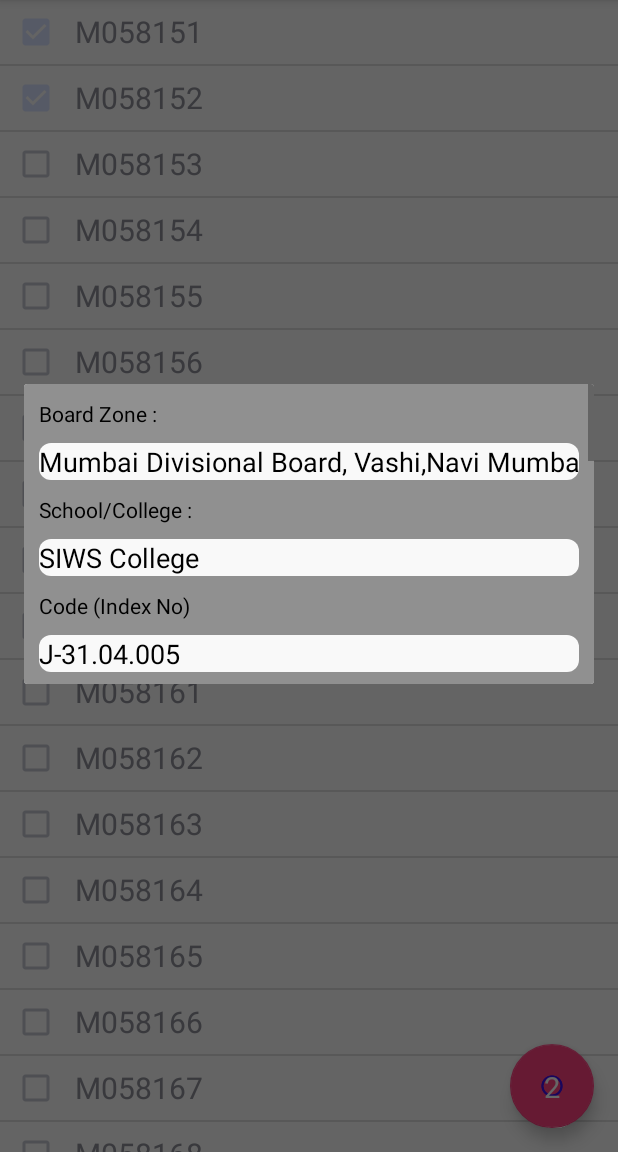
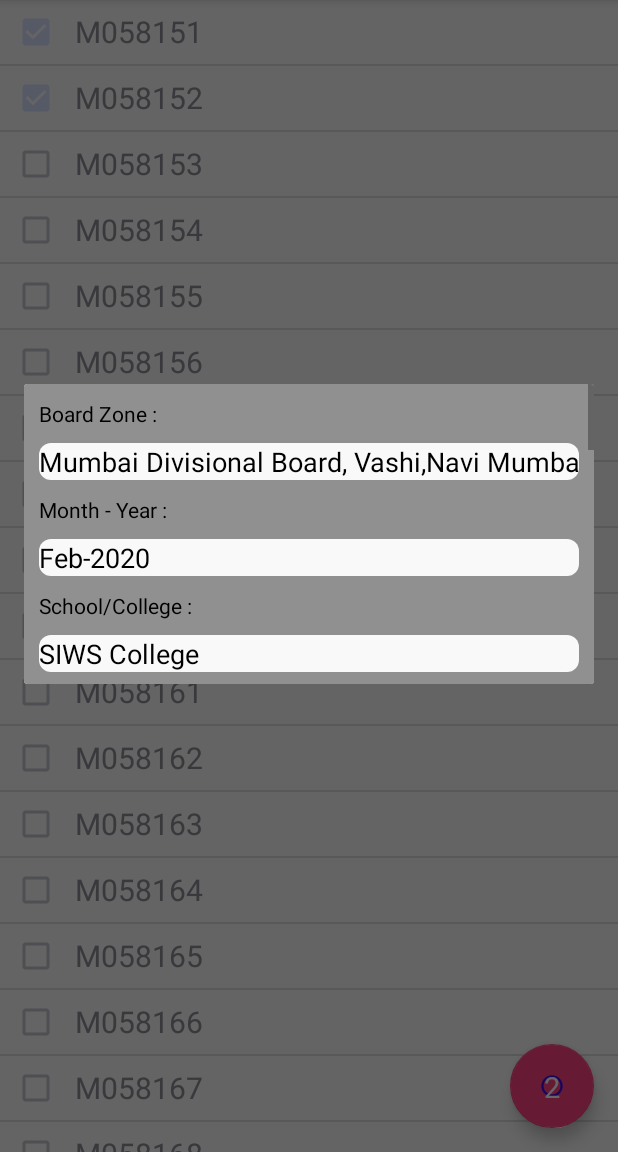
Before and after one commit to milindoka/BatchMaker, an Android app: the screen it shows after launch (MainActivity), in the side drawer, after a tap on "Set Preferences", on a phone screen of 412 x 824 dp, the part 84-1236 px from its top. Run offline under Robolectric (Android 15) with nearby library versions, the phone set to English and light mode, and no system bars; libraries missing offline, so code that uses them is left out: com.itextpdf.text.

Commit message:
Fine Tuning in progress

```diff
--- a/app/src/main/java/ilugbom/org/in/batchmaker/CreateORALpdf.java
+++ b/app/src/main/java/ilugbom/org/in/batchmaker/CreateORALpdf.java
@@ -31,17 +31,19 @@ public class CreateORALpdf
     Font normal = new Font(Font.FontFamily.TIMES_ROMAN, 10,
             Font.NORMAL);
    // ArrayList<String> CheckedNumbers=new ArrayList<String>();//creating new generic arraylist
-    String Zone="Mumbai Divisional Board, Vashi,Navi Mumbai - 400703";
+    String Zone="Mumbai Divisional Board, Vashi,Navi Mumbai - 400703",MonthYear="Feb-2021";
     String  BatchNo="01",Date="",BatchTime="",School="SIWS College",Index="J-31.04.005",
-            Strim="Science", Standard="HSC",Subject="Mathematics",SubjectCode="40",Type="Practical",
+            Strim="Science", Standard="HSC",Subject="Mathematics",SubjectCode="40",
+            Medium="English",Type="Practical",
             Email1="",Email2="",BatchCreator="MO",BatchSession="";
 
     int size;
-    public  void SetHeaderFileds(String zone,String school,String index,String strim,
-                                 String standard,String subject,String subjectcode,
+    public  void SetHeaderFileds(String zone,String monthyear,String school,String index,String strim,
+                                 String standard,String subject,String subjectcode,String medium,
                                  String type,String batchno,String batchcreator,String email1,
                                  String email2,String date,String batchtime,String batchsession)
     {   Zone=zone;
+        MonthYear=monthyear;
         BatchNo=batchno;
         Date=date;
         BatchTime=batchtime;
@@ -51,6 +53,7 @@ public class CreateORALpdf
         Standard=standard;
         Subject=subject;
         SubjectCode=subjectcode;
+        Medium=medium;
         Type=type;
         Email1=email1;
         Email2=email2;
@@ -151,7 +154,7 @@ public class CreateORALpdf
         cell.setHorizontalAlignment(PdfPCell.ALIGN_CENTER);
         table.addCell(cell);
 
-        cell = new PdfPCell(new Phrase("HSC - "+Type+" - Feb-2018",normal));
+        cell = new PdfPCell(new Phrase("HSC - "+Type+"-"+MonthYear,normal));
         cell.setBorder(PdfPCell.NO_BORDER);
         cell.setHorizontalAlignment(PdfPCell.ALIGN_CENTER);
         table.addCell(cell);
@@ -191,12 +194,12 @@ public class CreateORALpdf
         cell.setBorder(PdfPCell.NO_BORDER);
         table2.addCell(cell);
 
-        cell = new PdfPCell(new Phrase("Subject No : ",normal));
+        cell = new PdfPCell(new Phrase("Subject No : "+SubjectCode,normal));
         cell.setHorizontalAlignment(PdfPCell.ALIGN_LEFT);
         cell.setBorder(PdfPCell.NO_BORDER);
         table2.addCell(cell);
 
-        cell = new PdfPCell(new Phrase("Mediam : ",normal));
+        cell = new PdfPCell(new Phrase("Mediam : "+Medium,normal));
         cell.setHorizontalAlignment(PdfPCell.ALIGN_LEFT);
         cell.setBorder(PdfPCell.NO_BORDER);
         table2.addCell(cell);
--- a/app/src/main/java/ilugbom/org/in/batchmaker/CreatePDF.java
+++ b/app/src/main/java/ilugbom/org/in/batchmaker/CreatePDF.java
@@ -32,16 +32,18 @@ public class CreatePDF
             Font.NORMAL);
     ArrayList<String> CheckedNumbers=new ArrayList<String>();//creating new generic arraylist
     String Zone="Mumbai Divisional Board, Vashi,Navi Mumbai - 400703";
+    String MonthYear="Feb-2020";
     String  BatchNo="01",Date="",BatchTime="",School="SIWS College",Index="J-31.04.005",
             Strim="Science", Standard="HSC",Subject="Mathematics",SubjectCode="40",Type="Practical",
             Email1="",Email2="",BatchCreator="MO",BatchSession="";
 
    int size;
-  public  void SetHeaderFileds(String zone,String school,String index,String strim,
+  public  void SetHeaderFileds(String zone,String monthyear,String school,String index,String strim,
                          String standard,String subject,String subjectcode,
                          String type,String batchno,String batchcreator,String email1,
                          String email2,String date,String batchtime,String batchsession)
     {   Zone=zone;
+        MonthYear=monthyear;
         BatchNo=batchno;
         Date=date;
         BatchTime=batchtime;
@@ -151,7 +153,7 @@ public class CreatePDF
         cell.setHorizontalAlignment(PdfPCell.ALIGN_CENTER);
         table.addCell(cell);
 
-        cell = new PdfPCell(new Phrase("HSC - Practical - Feb-2018",normal));
+        cell = new PdfPCell(new Phrase("HSC - Practical - "+MonthYear,normal));
         cell.setBorder(PdfPCell.NO_BORDER);
         cell.setHorizontalAlignment(PdfPCell.ALIGN_CENTER);
         table.addCell(cell);
--- a/app/src/main/java/ilugbom/org/in/batchmaker/FileSaveLoad.java
+++ b/app/src/main/java/ilugbom/org/in/batchmaker/FileSaveLoad.java
@@ -134,7 +134,7 @@ public class FileSaveLoad
         //CreatePDF
 
         if(MA.PD.Type.toUpperCase().contains("PRACT"))
-        {   MA.CP.SetHeaderFileds(MA.PD.Zone, MA.PD.School, MA.PD.Index, MA.PD.Strim, MA.PD.Standard, MA.PD.Subject, MA.PD.SubjectCode, MA.PD.Type, BatchNo,
+        {   MA.CP.SetHeaderFileds(MA.PD.Zone,MA.PD.MonthYear,MA.PD.School, MA.PD.Index, MA.PD.Strim, MA.PD.Standard, MA.PD.Subject, MA.PD.SubjectCode, MA.PD.Type, BatchNo,
                 MA.PD.BatchCreator, Email1, Email2, Date, BatchTime, BatchSession);
             try {
                 MA.CP.SingleBatchPdf(PDFNameWithPath);
@@ -149,7 +149,7 @@ public class FileSaveLoad
         else
         {
 
-            MA.OPDF.SetHeaderFileds(MA.PD.Zone, MA.PD.School, MA.PD.Index, MA.PD.Strim, MA.PD.Standard, MA.PD.Subject, MA.PD.SubjectCode, MA.PD.Type, BatchNo,
+            MA.OPDF.SetHeaderFileds(MA.PD.Zone, MA.PD.MonthYear,MA.PD.School, MA.PD.Index, MA.PD.Strim, MA.PD.Standard, MA.PD.Subject, MA.PD.SubjectCode, MA.PD.Medium,MA.PD.Type, BatchNo,
                     MA.PD.BatchCreator, Email1, Email2, Date, BatchTime, BatchSession);
             try {
                 MA.OPDF.SingleBatchPdf(PDFNameWithPath);
--- a/app/src/main/java/ilugbom/org/in/batchmaker/PreferenceDialog.java
+++ b/app/src/main/java/ilugbom/org/in/batchmaker/PreferenceDialog.java
@@ -20,7 +20,7 @@ public class PreferenceDialog
     String  BatchNo="01",Date="",BatchTime="",School="SIWS College",Index="J-31.04.005",
             Strim="Science", Standard="HSC",Subject="Mathematics",SubjectCode="40",Type="Practical",
             Email1="",Email2="",BatchCreator="MO",BatchSession="";
-
+    String Medium="English",MonthYear="Feb-2020";
     String tempstr;
 
      void SetPreferrenceDlg(final Context context)
@@ -37,6 +37,8 @@ public class PreferenceDialog
         final EditText FZone = (EditText) myDialog.findViewById(R.id.EB_ZONE);
         FZone.setText(Zone);
 
+        final EditText FMonthyear = (EditText) myDialog.findViewById(R.id.EB_MONTHYEAR);
+        FMonthyear.setText(MonthYear);
 
         final EditText FSchool = (EditText) myDialog.findViewById(R.id.EB_SCHOOL);
         FSchool.setText(School);
@@ -56,6 +58,9 @@ public class PreferenceDialog
 
         final EditText FSubcode = (EditText) myDialog.findViewById(R.id.EB_SUBCODE);
         FSubcode.setText(SubjectCode);
+
+        final EditText FMedium = (EditText) myDialog.findViewById(R.id.EB_MEDIUM);
+        FMedium.setText(Medium);
 
         final EditText FType = (EditText) myDialog.findViewById(R.id.EB_TYPE);
         FType.setText(Type);
@@ -85,12 +90,14 @@ public class PreferenceDialog
             {
 
                 tempstr=FZone.getText().toString(); Zone=tempstr;
+                tempstr=FMonthyear.getText().toString(); MonthYear=tempstr;
                 tempstr=FSchool.getText().toString(); School=tempstr;
                 tempstr=FIndex.getText().toString();  Index=tempstr;
                 tempstr=FStrim.getText().toString();  Strim=tempstr;
                 tempstr=FStandard.getText().toString();  Standard=tempstr;
                 tempstr=FSubject.getText().toString();  Subject=tempstr;
                 tempstr=FSubcode.getText().toString(); SubjectCode=tempstr;
+                tempstr=FMedium.getText().toString(); Medium=tempstr;
                 tempstr=FType.getText().toString();  Type=tempstr;
                 tempstr=FEmail1.getText().toString();  Email1=tempstr;
                 tempstr=FEmail2.getText().toString();  Email2=tempstr;
@@ -99,12 +106,14 @@ public class PreferenceDialog
                 SharedPreferences settings = context.getSharedPreferences("BATCHMAKER-PREF", 0);
                 SharedPreferences.Editor editor = settings.edit();
                 editor.putString("Zone",Zone);
+                editor.putString("MonthYear",MonthYear);
                 editor.putString("School",School);
                 editor.putString("Index", Index);
                 editor.putString("Strim", Strim);
                 editor.putString("Standard", Standard);
                 editor.putString("Subject", Subject);
                 editor.putString("SubjectCode", SubjectCode);
+                editor.putString("Medium",Medium);
                 editor.putString("Type", Type);
                 editor.putString("Email1", Email2);
                 editor.putString("Email2", Email2);
@@ -132,13 +141,16 @@ void LoadPreferrences(final Context context)
 {
     ////load preferences
     SharedPreferences settings = context.getSharedPreferences("BATCHMAKER-PREF", 0);
+
     Zone=settings.getString("Zone",Zone);
+    MonthYear=settings.getString("MonthYear",MonthYear);
     School=settings.getString("School",School);
     Index=settings.getString("Index", Index);
     Strim=settings.getString("Strim", Strim);
     Standard=settings.getString("Standard", Standard);
     Subject=settings.getString("Subject", Subject);
     SubjectCode=settings.getString("SubjectCode", SubjectCode);
+    Medium=settings.getString("Medium", Medium);
     Type=settings.getString("Type", Type);
     Email1=settings.getString("Email1", Email2);
     Email2=settings.getString("Email2", Email2);
--- a/app/src/main/res/layout/setpreferencesdlg.xml
+++ b/app/src/main/res/layout/setpreferencesdlg.xml
@@ -38,6 +38,41 @@
             android:id="@+id/EB_ZONE"
             android:inputType="textVisiblePassword"
             android:singleLine="true"
+            android:nextFocusDown="@+id/EB_MONTHYEAR"
+            android:layout_width="wrap_content"
+            android:layout_height="wrap_content"
+            android:layout_weight="1"
+            android:textColor="#000000"
+            android:textSize="18sp"
+            android:background="@drawable/edittext_background"
+            android:textColorHint="#aeaeae"
+            />
+    </TableRow>
+
+    <TableRow
+        android:layout_width="fill_parent"
+        android:layout_height="wrap_content"
+        android:layout_marginBottom="10dp" >
+
+        <TextView
+            android:layout_width="wrap_content"
+            android:layout_height="wrap_content"
+            android:text="Month - Year :"
+            android:textColor="#000000" />
+
+    </TableRow>
+
+
+    <TableRow
+        android:layout_width="fill_parent"
+        android:layout_height="wrap_content"
+        android:layout_marginBottom="10dp" >
+
+
+        <EditText
+            android:id="@+id/EB_MONTHYEAR"
+            android:inputType="textVisiblePassword"
+            android:singleLine="true"
             android:nextFocusDown="@+id/EB_SCHOOL"
             android:layout_width="wrap_content"
             android:layout_height="wrap_content"
@@ -46,12 +81,8 @@
             android:textSize="18sp"
             android:background="@drawable/edittext_background"
             android:textColorHint="#aeaeae"
-
-
-
             />
     </TableRow>
-
 
 
 
@@ -210,10 +241,6 @@
     </TableRow>
 
 
-
-
-
-
     <TableRow
         android:layout_width="fill_parent"
         android:layout_height="wrap_content"
@@ -254,13 +281,6 @@
     </TableRow>
 
 
-
-
-
-
-
-
-
     <TableRow
         android:layout_width="fill_parent"
         android:layout_height="wrap_content"
@@ -281,10 +301,45 @@
         android:layout_height="wrap_content"
         android:layout_marginBottom="10dp" >
 
+        <EditText
+            android:id="@+id/EB_SUBCODE"
+            android:capitalize="characters"
+            android:inputType="textVisiblePassword"
+            android:singleLine="true"
+            android:nextFocusDown="@+id/EB_MEDIUM"
+            android:layout_width="wrap_content"
+            android:layout_height="wrap_content"
+            android:layout_weight="1"
+            android:textColor="#000000"
+            android:textSize="18sp"
+            android:background="@drawable/edittext_background"
+            android:textColorHint="#aeaeae"
+            />
+    </TableRow>
 
 
+    <TableRow
+        android:layout_width="fill_parent"
+        android:layout_height="wrap_content"
+        android:layout_marginBottom="10dp" >
+
+        <TextView
+            android:layout_width="wrap_content"
+            android:layout_height="wrap_content"
+            android:text="Mediam :"
+            android:textColor="#000000" />
+
+
+    </TableRow>
+
+
+    <TableRow
+        android:layout_width="fill_parent"
+        android:layout_height="wrap_content"
+        android:layout_marginBottom="10dp" >
+
         <EditText
-            android:id="@+id/EB_SUBCODE"
+            android:id="@+id/EB_MEDIUM"
             android:capitalize="characters"
             android:inputType="textVisiblePassword"
             android:singleLine="true"
@@ -296,13 +351,12 @@
             android:textSize="18sp"
             android:background="@drawable/edittext_background"
             android:textColorHint="#aeaeae"
-
             />
     </TableRow>
 
 
 
-<TableRow
+    <TableRow
         android:layout_width="fill_parent"
         android:layout_height="wrap_content"
         android:layout_marginBottom="10dp" >
```
